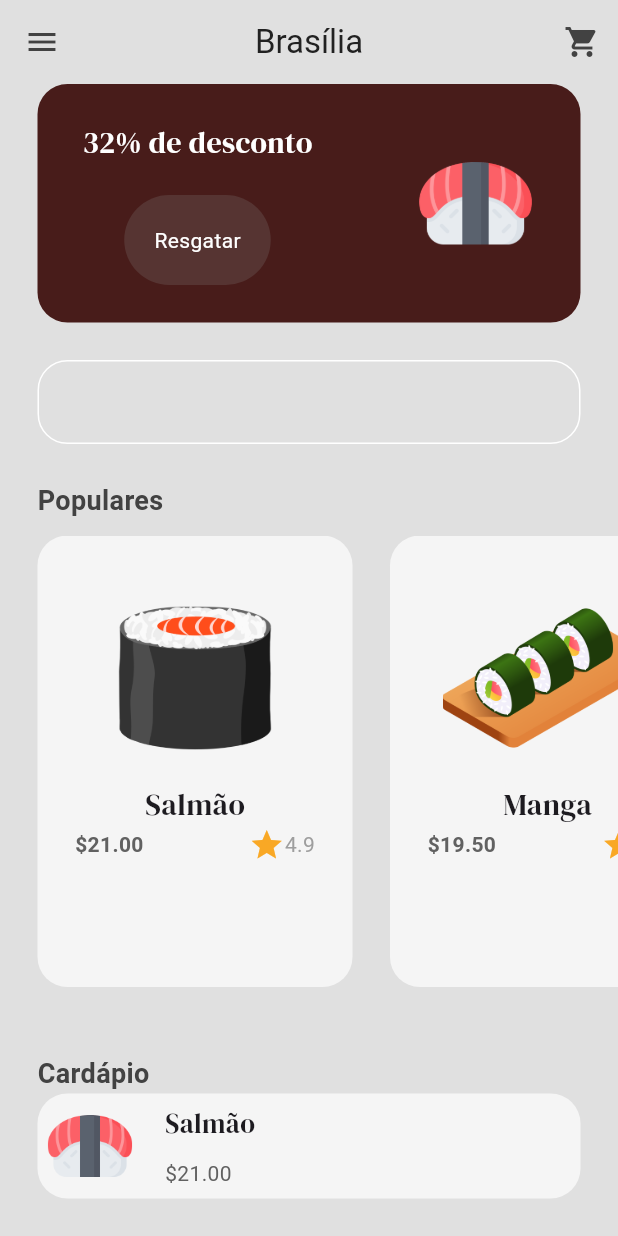
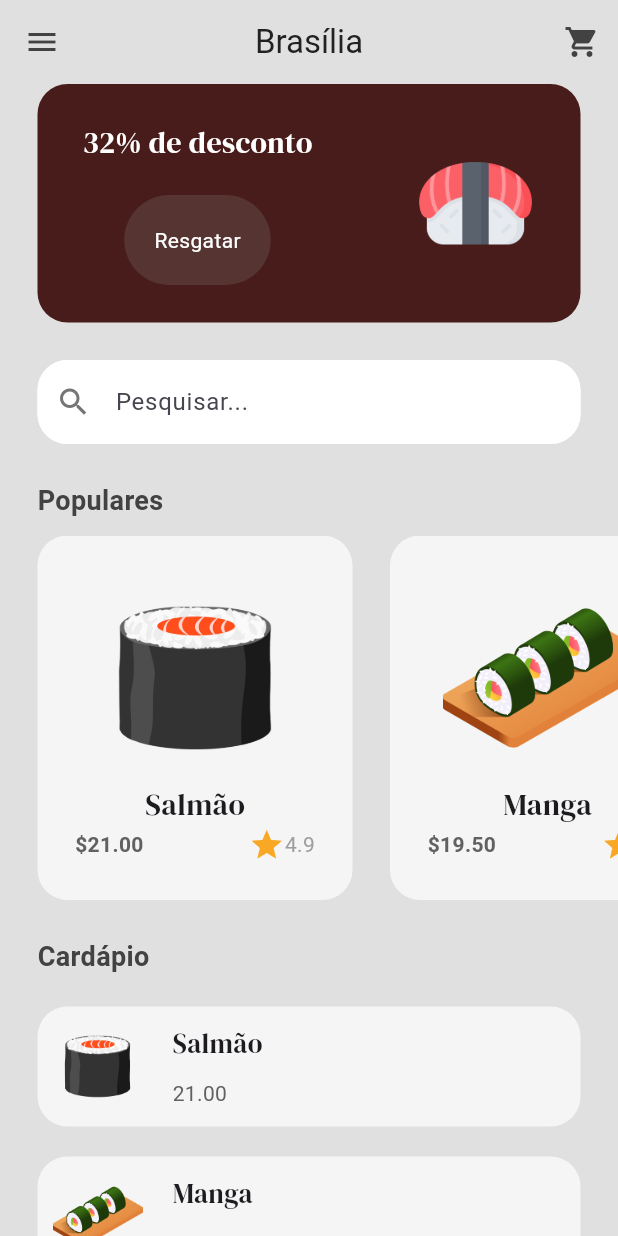
Before and after one commit to LucasDevMelo/restaurant_sushi_project, a Flutter app: the MenuPage screen opened by its route, on a phone screen of 412 x 824 dp. Run offline on Flutter 3.47's test engine with Material 3 defaults, Android fonts, the phone set to English and light mode, and no system bars; our stand-ins replace google_fonts.

Commit message:
Cardapio: Rolagem funcionando e novos itens adicionados

```diff
--- a/lib/models/shop.dart
+++ b/lib/models/shop.dart
@@ -31,6 +31,30 @@ class Shop extends ChangeNotifier{
       rating: "4.5",
       description: "Conhecido como sushi invertido, ele traz o gohan (arroz japonês) por fora e a alga por dentro.",
     ),
+
+    Food(
+      name: "California",
+      price: "22.50",
+      imagePath: "lib/images/california.png",
+      rating: "4.4",
+      description: "Ele é composto por arroz de sushi, que é arroz de grão curto temperado com vinagre de arroz, açúcar e sal, e uma folha de alga nori que envolve o arroz e os recheios. ",
+    ),
+
+    Food(
+      name: "Salmão Cream Cheese",
+      price: "23.80",
+      imagePath: "lib/images/salmaocreemcheese.png",
+      rating: "4.1",
+      description: "Este sushi é composto por arroz de sushi, que é arroz de grão curto temperado com vinagre de arroz, açúcar e sal, e uma folha de alga nori que envolve o arroz e os recheios. ",
+    ),
+
+    Food(
+      name: "Vegetariano",
+      price: "19.50",
+      imagePath: "lib/images/vegetariano.png",
+      rating: "3.9",
+      description: "Este tipo de sushi é composto por arroz de sushi, que é arroz de grão curto temperado com vinagre de arroz, açúcar e sal, e uma folha de alga nori que envolve o arroz e os recheios. ",
+    ),
   ];
 
   //customer cart
--- a/lib/pages/menu_page.dart
+++ b/lib/pages/menu_page.dart
@@ -16,9 +16,9 @@ class MenuPage extends StatefulWidget {
 }
 
 class _MenuPageState extends State<MenuPage> {
-  //navegar para detalhes do sushi
+  // Navegar para detalhes do sushi
   void navigateToFoodDetails(int index) {
-    //pegar a compra e menu
+    // Pegar a compra e menu
     final shop = context.read<Shop>();
     final foodMenu = shop.foodMenu;
 
@@ -34,7 +34,7 @@ class _MenuPageState extends State<MenuPage> {
 
   @override
   Widget build(BuildContext context) {
-    //pegar a compra e menu
+    // Pegar a compra e menu
     final shop = context.read<Shop>();
     final foodMenu = shop.foodMenu;
 
@@ -54,7 +54,7 @@ class _MenuPageState extends State<MenuPage> {
           textAlign: TextAlign.center,
         ),
         actions: [
-            //botão carrinho
+          // Botão carrinho
           IconButton(
             onPressed: () {
               Navigator.pushNamed(context, '/cartpage');
@@ -63,30 +63,33 @@ class _MenuPageState extends State<MenuPage> {
           )
         ],
       ),
-        body: Column(
+      body: SingleChildScrollView(
+        child: Column(
           crossAxisAlignment: CrossAxisAlignment.start,
           children: [
-            //banner de promoções
+            // Banner de promoções
             Container(
               decoration: BoxDecoration(
-                  color: primaryColor, borderRadius: BorderRadius.circular(20)),
+                color: primaryColor,
+                borderRadius: BorderRadius.circular(20),
+              ),
               margin: const EdgeInsets.symmetric(horizontal: 25),
               padding: const EdgeInsets.symmetric(vertical: 25, horizontal: 30),
               child: Row(
                 mainAxisAlignment: MainAxisAlignment.spaceBetween,
                 children: [
-                  //mensagem
+                  // Mensagem
                   Column(
                     children: [
                       Text(
                         '32% de desconto',
                         style: GoogleFonts.dmSerifDisplay(
-                            fontSize: 20, color: Colors.white),
+                          fontSize: 20,
+                          color: Colors.white,
                         ),
-
+                      ),
                       const SizedBox(height: 20),
-
-                      //Botao de resgate
+                      // Botão de resgate
                       MyButton(
                         text: 'Resgatar',
                         onTap: () {
@@ -96,10 +99,11 @@ class _MenuPageState extends State<MenuPage> {
                               builder: (context) => DiscountPage(),
                             ),
                           );
-                          })
+                        },
+                      ),
                     ],
                   ),
-                  //imagem
+                  // Imagem
                   Image.asset(
                     'lib/images/sushi (4).png',
                     height: 80,
@@ -107,10 +111,8 @@ class _MenuPageState extends State<MenuPage> {
                 ],
               ),
             ),
-
             const SizedBox(height: 25),
-
-            //barra de pesquisa
+            // Barra de pesquisa
             Padding(
               padding: const EdgeInsets.symmetric(horizontal: 25.0),
               child: TextField(
@@ -123,12 +125,14 @@ class _MenuPageState extends State<MenuPage> {
                     borderSide: BorderSide(color: Colors.white),
                     borderRadius: BorderRadius.circular(20),
                   ),
+                  hintText: 'Pesquisar...',
+                  prefixIcon: Icon(Icons.search, color: Colors.grey[600]),
+                  filled: true,
+                  fillColor: Colors.white,
                 ),
               ),
             ),
-
             const SizedBox(height: 25),
-
             // Populares
             Padding(
               padding: const EdgeInsets.symmetric(horizontal: 25.0),
@@ -141,10 +145,10 @@ class _MenuPageState extends State<MenuPage> {
                 ),
               ),
             ),
-
             const SizedBox(height: 10),
-
-            Expanded(
+            // Lista horizontal de itens populares
+            SizedBox(
+              height: 243, // Defina a altura desejada para a lista horizontal
               child: ListView.builder(
                 scrollDirection: Axis.horizontal,
                 itemCount: foodMenu.length,
@@ -154,9 +158,8 @@ class _MenuPageState extends State<MenuPage> {
                 ),
               ),
             ),
-
-            const SizedBox(height: 45),
-
+            const SizedBox(height: 25),
+            // Título do Cardápio
             Padding(
               padding: const EdgeInsets.symmetric(horizontal: 25.0),
               child: Text(
@@ -168,47 +171,55 @@ class _MenuPageState extends State<MenuPage> {
                 ),
               ),
             ),
-
-            //cardápio
-            Container(
+            const SizedBox(height: 10),
+            // Lista vertical de itens do cardápio
+            ListView.builder(
+              physics: NeverScrollableScrollPhysics(), // Impedir que rolem independentemente
+              shrinkWrap: true, // Deixe a lista encolher para caber no conteúdo visível
+              itemCount: foodMenu.length,
+              itemBuilder: (context, index) => GestureDetector(
+                onTap: () => navigateToFoodDetails(index),
+                child: Container(
                   decoration: BoxDecoration(
                     color: Colors.grey[100],
                     borderRadius: BorderRadius.circular(20),
                   ),
-              margin: const EdgeInsets.only(left: 25, right: 25, bottom: 25),
-              padding: const EdgeInsets.all(5),
+                  margin: const EdgeInsets.symmetric(horizontal: 25, vertical: 10),
+                  padding: const EdgeInsets.all(10),
                   child: Row(
                     children: [
-                  //imagem
+                      // Imagem
                       Image.asset(
-                    'lib/images/sushi (4).png',
+                        foodMenu[index].imagePath,
                         height: 60,
                       ),
-
-                  SizedBox(width: 20),
-
-                  //nome e preço
+                      const SizedBox(width: 20),
+                      // Nome e preço
                       Column(
                         crossAxisAlignment: CrossAxisAlignment.start,
                         children: [
-                      //nome
+                          // Nome
                           Text(
-                        "Salmão",
+                            foodMenu[index].name,
                             style: GoogleFonts.dmSerifDisplay(fontSize: 18),
                           ),
                           const SizedBox(height: 10),
-
-                      //preço
+                          // Preço
                           Text(
-                        '\$21.00',
+                            foodMenu[index].price,
                             style: TextStyle(color: Colors.grey[700]),
                           ),
                         ],
                       ),
                     ],
                   ),
-            )
+                ),
+              ),
+            ),
+            const SizedBox(height: 25),
           ],
-        ));
+        ),
+      ),
+    );
   }
 }
```
Also changed, not shown: lib/images/california.png (added), lib/images/salmaocreemcheese.png (added), lib/images/vegetariano.png (added). Lines whose indentation alone changed are shown as unchanged.
